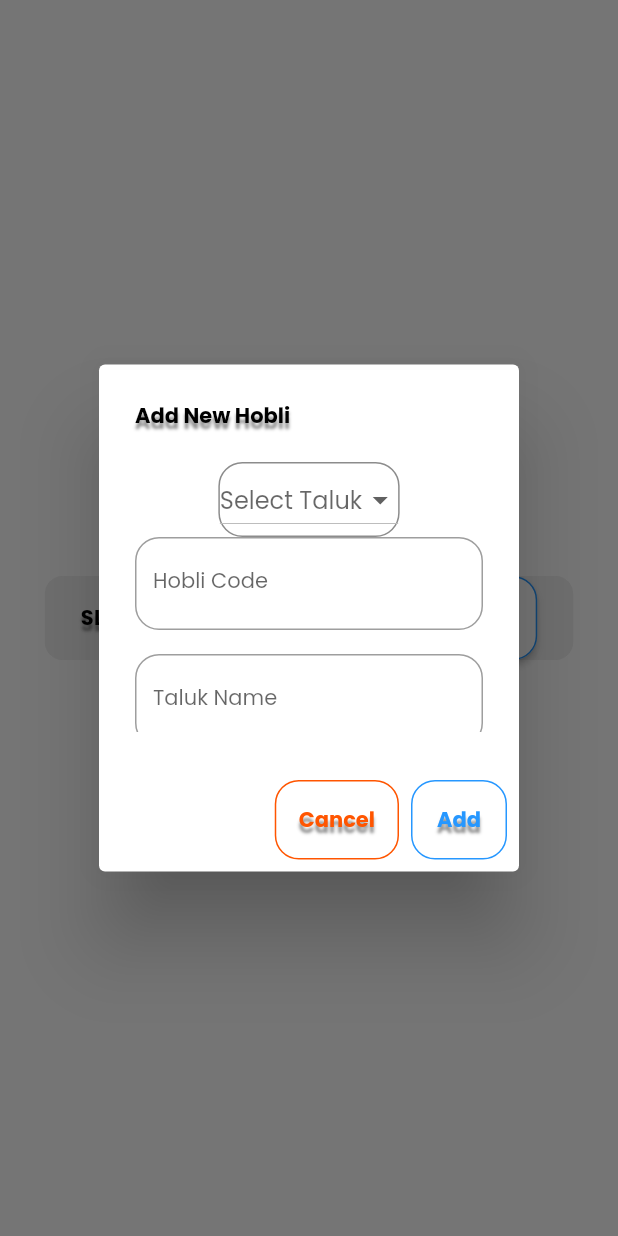
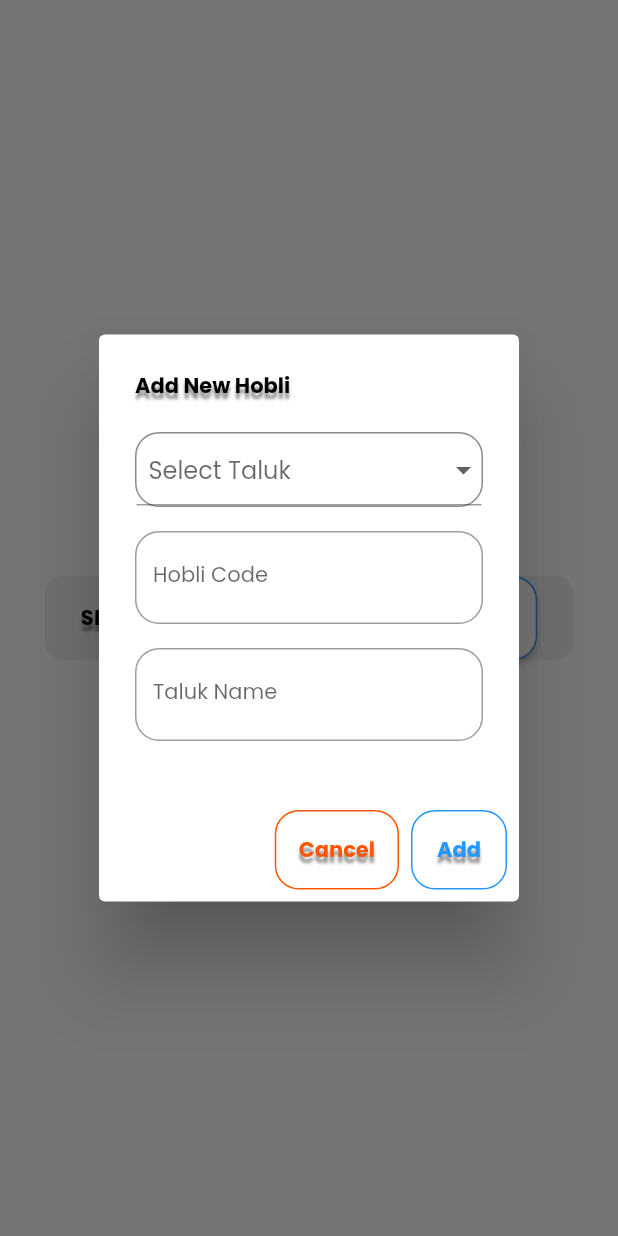
Before and after one commit to RathanDevaki/kodagu_gun_licence_exemption_website, a Flutter app: the HobliTable screen opened directly, after a tap on the "add" icon, on a phone screen of 412 x 824 dp. Run offline on Flutter 3.47's test engine with Material 2 defaults, Android fonts, the phone set to English and light mode, and no system bars; our stand-ins replace fluttertoast, google_fonts; missing offline and left inert: dart:js; network calls fail.

Commit message:
dropdown Done.Hobli .

```diff
--- a/lib/widget/hobli_table_widget.dart
+++ b/lib/widget/hobli_table_widget.dart
@@ -233,7 +233,7 @@ class _HobliTableState extends State<HobliTable> {
               ),
         content: SizedBox(
           width: MediaQuery.of(context).size.width * 0.24,
-          height: 180,
+          height: 220,
           child: Scaffold(
             body: Form(
               key: _formKey,
@@ -250,18 +250,29 @@ class _HobliTableState extends State<HobliTable> {
                         ),
                       ),
                       child: StatefulBuilder(
-                          builder: (BuildContext context,
-                              StateSetter dropDownState) {
-                            return DropdownButton<String>(
-                              hint: Text('Select Taluk'),
+                        builder:
+                            (BuildContext context, StateSetter dropDownState) {
+                          return DropdownButtonFormField<String>(
+                            hint: Padding(
+                              padding: leftRightPadding,
+                              child: Text('Select Taluk'),
+                            ),
                             items: taluk_names.map(buildMenuItem).toList(),
+                            validator: (_selectedTaluk) =>
+                                _selectedTaluk == null
+                                    ? '  Please Select Taluk  '
+                                    : null,
                             onChanged: (String? value_) => dropDownState(() {
                               this.selectedTaluk = value_;
                             }),
                             value: selectedTaluk,
                           );
                         },
-                        )),
+                      ),
+                    ),
+                    Padding(
+                      padding: EdgeInsets.symmetric(vertical: 8.0),
+                    ),
                     new TextFormField(
                       controller: _hobliCodeController,
 
@@ -369,9 +380,12 @@ class _HobliTableState extends State<HobliTable> {
 
   DropdownMenuItem<String> buildMenuItem(String item) => DropdownMenuItem(
         value: item,
+        child: Padding(
+          padding: leftRightPadding,
           child: Text(
             item,
-          style: tableHeadingTextStyle,
+            style: TextStyle(fontSize: 14, fontWeight: FontWeight.bold),
+          ),
         ),
       );
   _clearValues() {
```
Lines whose indentation alone changed are shown as unchanged.
